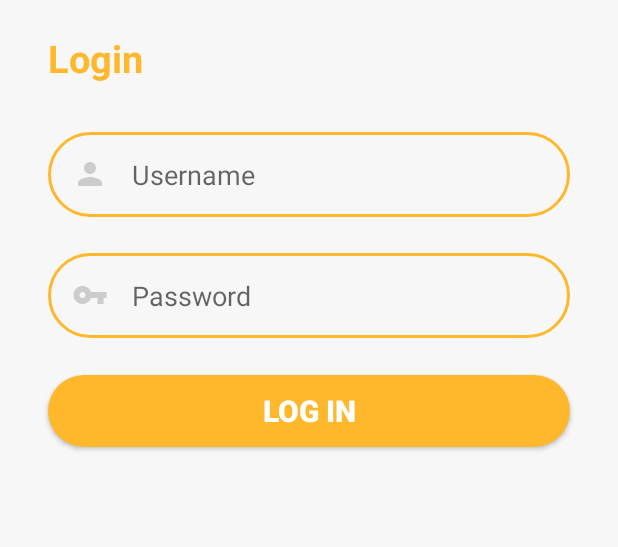
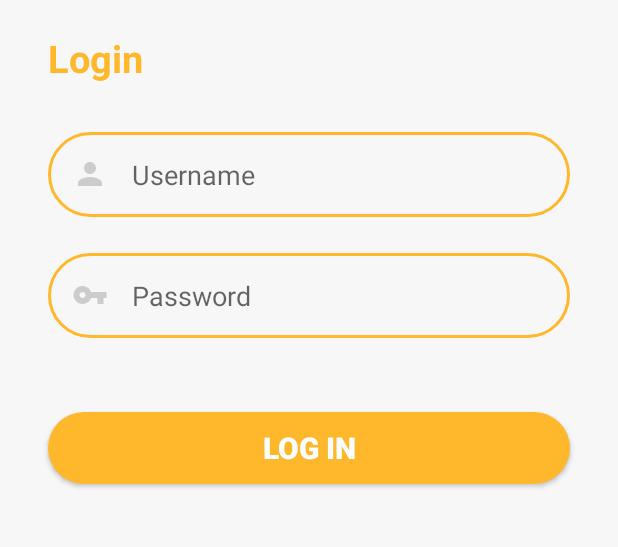
Before and after one commit to phapzip1/Coffee-Cake, an Android app: the screen it shows after launch (MainActivity), on a phone screen of 412 x 824 dp, the part 301-848 px from its top. Run offline under Robolectric (Android 15) with nearby library versions, the phone set to English and light mode, and no system bars; our stand-ins replace Firebase (no records; nobody signed in at launch, a user with empty details on screens opened directly).

Commit message:
fix layout

```diff
--- a/app/src/main/res/layout/activity_main.xml
+++ b/app/src/main/res/layout/activity_main.xml
@@ -105,7 +105,7 @@
         app:layout_constraintHorizontal_bias="0.0"
         app:layout_constraintStart_toStartOf="parent"
         app:layout_constraintTop_toBottomOf="@+id/inputPassword"
-        app:layout_constraintVertical_bias="0.144" />
+        app:layout_constraintVertical_bias="0.291" />
     <!--app:layout_constraintTop_toBottomOf="@+id/forgotPassword" />-->
 
     <!--<TextView
```
